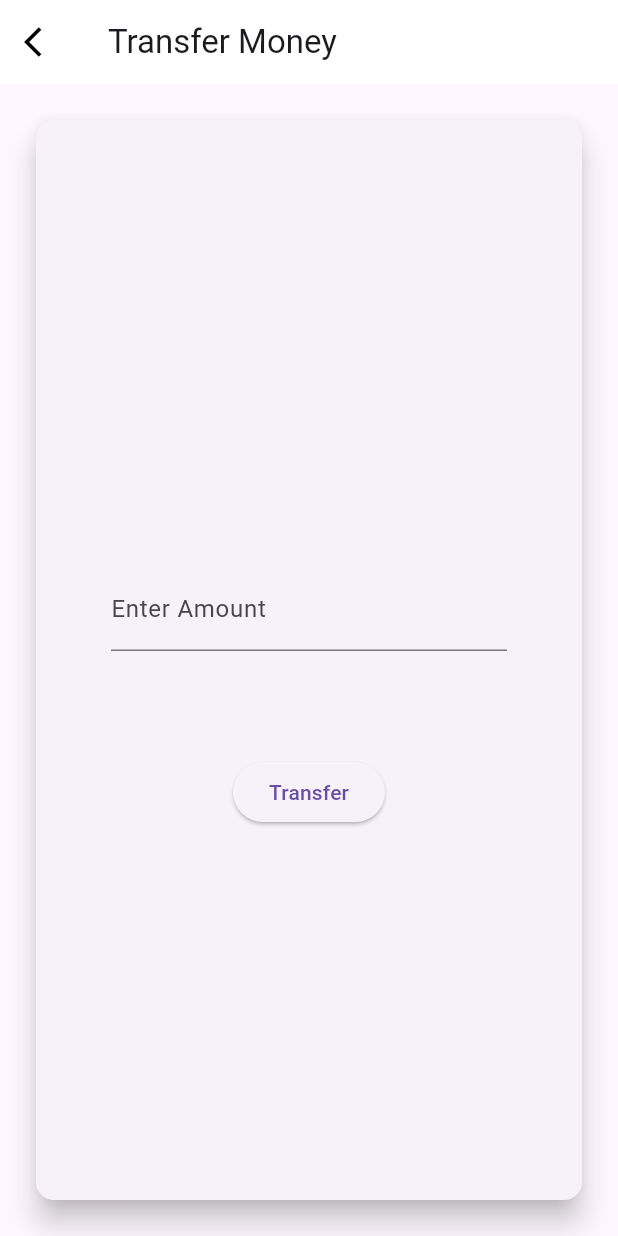
After one commit to SrijanSahaySrivastava/soundboxflutter, a Flutter app: the Money screen opened by its route, after a tap on "Transfer", on a phone screen of 412 x 824 dp. The commit adds this screen. Run offline on Flutter 3.47's test engine with Material 3 defaults, Android fonts, the light colour scheme and no system bars; our stand-ins replace qr_flutter; missing offline and left inert: mobile_scanner.

Commit message:
money transfer screen

```diff
--- /dev/null
+++ b/lib/views/money.dart
@@ -0,0 +1,79 @@
+import 'package:flutter/material.dart';
+
+class Money extends StatefulWidget {
+  static const String Id = 'money_screen';
+  final String value;
+  const Money({
+    Key? key,
+    required this.value,
+  }) : super(key: key);
+
+  @override
+  State<Money> createState() => _MoneyState();
+}
+
+class _MoneyState extends State<Money> {
+  TextEditingController amountController = TextEditingController();
+  @override
+  Widget build(BuildContext context) {
+    return Scaffold(
+      appBar: AppBar(
+        title: Text("Transfer Money"),
+        backgroundColor: Colors.white,
+        elevation: 0.0,
+        leading: IconButton(
+          icon: const Icon(
+            Icons.arrow_back_ios,
+            color: Colors.black,
+          ),
+          onPressed: () {
+            // TODO: TOP BACK BUTTON
+            Navigator.pop(context);
+          },
+        ),
+      ),
+      body: Padding(
+        padding: const EdgeInsets.all(20.0),
+        child: Card(
+          elevation: 8.0,
+          child: Column(
+            mainAxisAlignment: MainAxisAlignment.center,
+            children: [
+              Padding(
+                padding: const EdgeInsets.all(50.0),
+                child: TextField(
+                  controller: amountController,
+                  keyboardType:
+                      const TextInputType.numberWithOptions(decimal: true),
+                  decoration: const InputDecoration(
+                    labelText: "Enter Amount",
+                    hintText: "0.00",
+                  ),
+                ),
+              ),
+              const SizedBox(height: 20),
+              ElevatedButton(
+                onPressed: () {
+                  // Get the entered amount
+                  double amount = double.parse(amountController.text);
+
+                  // TODO: Perform your transfer logic here using the amount
+
+                  // Show a confirmation message
+                  ScaffoldMessenger.of(context).showSnackBar(
+                    SnackBar(
+                      content: Text(
+                        "Transferring ₹$amount...",
+                      ),
+                    ),
+                  );
+                },
+                child: const Text("Transfer"),
+              ),
+            ],
+          ),
+        ),
+      ),
+    );
+  }
+}
--- a/lib/views/scanner.dart
+++ b/lib/views/scanner.dart
@@ -3,6 +3,7 @@ import 'dart:typed_data';
 import 'package:flutter/material.dart';
 import 'package:mobile_scanner/mobile_scanner.dart';
 import 'package:soundbox2/views/QR.dart';
+import 'package:soundbox2/views/money.dart';
 
 class Scanner extends StatefulWidget {
   static const String Id = 'scanner_screen';
@@ -38,8 +39,8 @@ class _ScannerState extends State<Scanner> {
       ),
       body: MobileScanner(
         controller: MobileScannerController(
-          detectionSpeed: DetectionSpeed,
           returnImage: true,
+          detectionSpeed: DetectionSpeed.noDuplicates,
         ),
         onDetect: (capture) {
           final List<Barcode> barcodes = capture.barcodes;
@@ -48,16 +49,23 @@ class _ScannerState extends State<Scanner> {
             print('${Barcode.rawValue}');
           }
           if (image != null) {
-            showDialog(
-                context: context,
-                builder: (context) {
-                  return AlertDialog(
-                    title: Text(barcodes.first.rawValue ?? ""),
-                    content: Image(
-                      image: MemoryImage(image),
-                    ),
-                  );
-                });
+            Navigator.push(
+              context,
+              MaterialPageRoute(
+                builder: (context) =>
+                    Money(value: barcodes.first.rawValue ?? ""),
+              ),
+            );
+            // showDialog(
+            //     context: context,
+            //     builder: (context) {
+            //       return AlertDialog(
+            //         title: Text(barcodes.first.rawValue ?? ""),
+            //         content: Image(
+            //           image: MemoryImage(image),
+            //         ),
+            //       );
+            //     });
           }
         },
       ),
--- a/lib/widget/main.dart
+++ b/lib/widget/main.dart
@@ -1,6 +1,7 @@
 import 'package:flutter/material.dart';
 import 'package:soundbox2/views/QR.dart';
 import 'package:soundbox2/views/scanner.dart';
+import 'package:soundbox2/views/money.dart';
 
 void main() {
   runApp(const soundbox());
@@ -16,6 +17,7 @@ class soundbox extends StatelessWidget {
       routes: {
         Qr.Id: (context) => const Qr(),
         Scanner.Id: (context) => const Scanner(),
+        Money.Id: (context) => const Money(value: 'value')
       },
     );
   }
```
